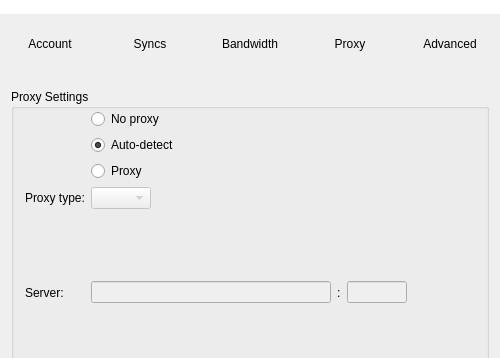
First picture: the form in Source/MEGASync/gui/SettingsDialog.ui, repository meganz/MEGAsync, before the edit; both pictures show x 0 to 500 and y 0 to 358 of the 500 by 520 pixel window.
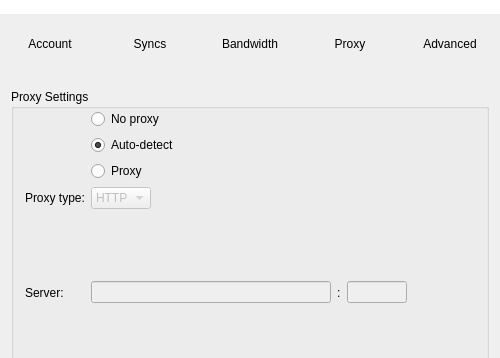
Second picture: the form after the edit. The open tabs and pages were chosen to show the change. Icons and pictures are not drawn.

Patch:
```diff
--- a/Source/MEGASync/gui/SettingsDialog.ui
+++ b/Source/MEGASync/gui/SettingsDialog.ui
@@ -1289,6 +1289,11 @@
               <height>16777215</height>
              </size>
             </property>
+            <item>
+             <property name="text">
+              <string>HTTP</string>
+             </property>
+            </item>
            </widget>
           </item>
           <item row="9" column="0">
```
Left out of the diff: 4 changed lines with no effect on the pictures.
